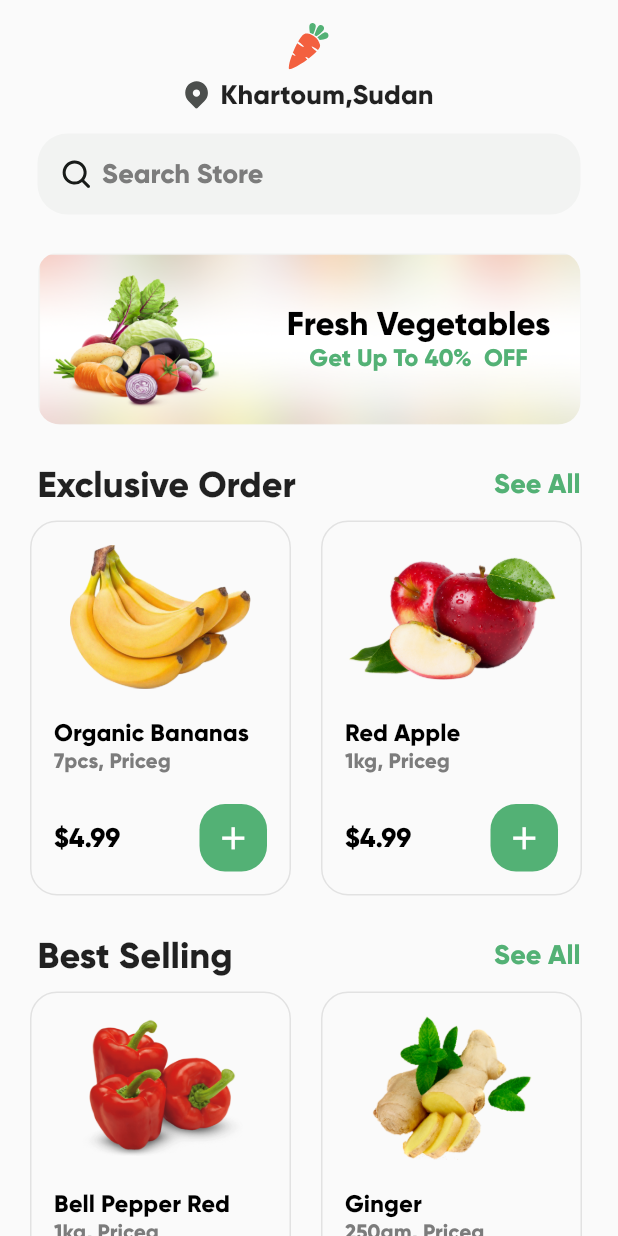
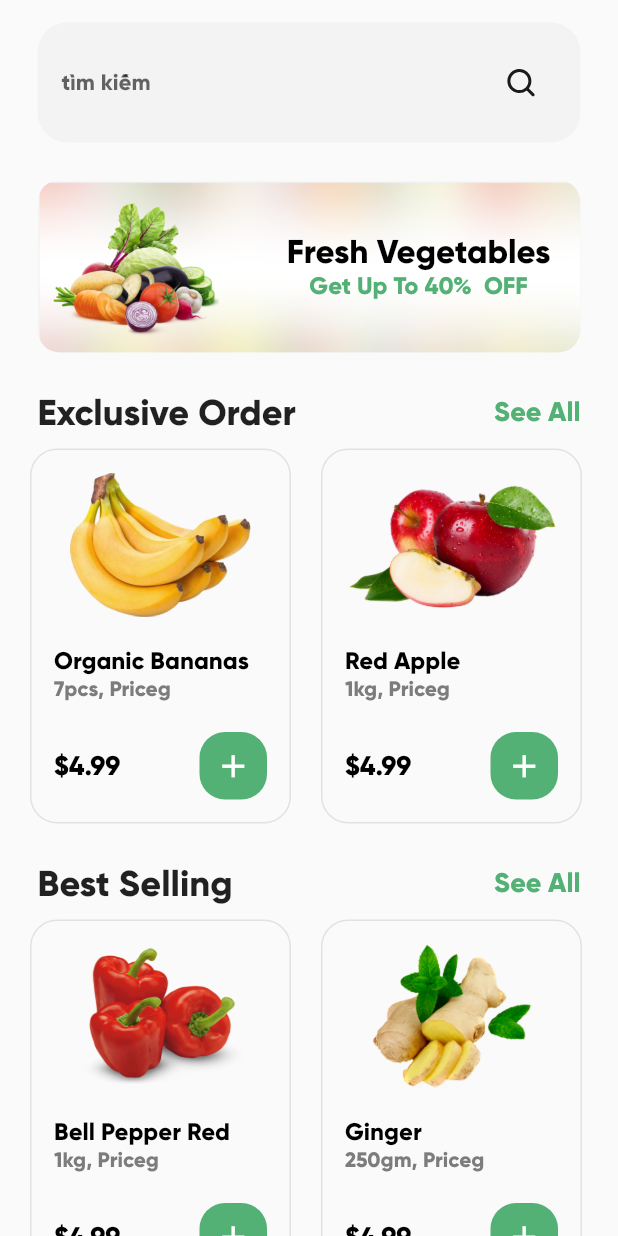
Before and after one commit to asutaka/MyRecipeApp, a Flutter app: the HomeScreen screen opened directly, on a phone screen of 412 x 824 dp. Run offline on Flutter 3.47's test engine with Material 2 defaults, Android fonts, the phone set to English and light mode, and no system bars; our stand-ins replace flutter_svg.

Commit message:
update searchbar

```diff
--- a/recipe_app/lib/screens/explore_screen.dart
+++ b/recipe_app/lib/screens/explore_screen.dart
@@ -37,16 +37,6 @@ class ExploreScreen extends StatelessWidget {
   Widget getHeader() {
     return Column(
       children: [
-        SizedBox(
-          height: 20,
-        ),
-        Center(
-          child: AppText(
-            text: "Find Products",
-            fontSize: 20,
-            fontWeight: FontWeight.bold,
-          ),
-        ),
         SizedBox(
           height: 20,
         ),
--- a/recipe_app/lib/screens/home/home_screen.dart
+++ b/recipe_app/lib/screens/home/home_screen.dart
@@ -19,14 +19,6 @@ class HomeScreen extends StatelessWidget {
             child: Center(
               child: Column(
                 children: [
-                  SizedBox(
-                    height: 15,
-                  ),
-                  SvgPicture.asset("assets/icons/app_icon_color.svg"),
-                  SizedBox(
-                    height: 5,
-                  ),
-                  padded(locationWidget()),
                   SizedBox(
                     height: 15,
                   ),
@@ -158,23 +150,4 @@ class HomeScreen extends StatelessWidget {
       ],
     );
   }
-
-  Widget locationWidget() {
-    String locationIconPath = "assets/icons/location_icon.svg";
-    return Row(
-      mainAxisAlignment: MainAxisAlignment.center,
-      children: [
-        SvgPicture.asset(
-          locationIconPath,
-        ),
-        SizedBox(
-          width: 8,
-        ),
-        Text(
-          "Khartoum,Sudan",
-          style: TextStyle(fontSize: 18, fontWeight: FontWeight.bold),
-        )
-      ],
-    );
-  }
 }
--- a/recipe_app/lib/widgets/search_bar_widget.dart
+++ b/recipe_app/lib/widgets/search_bar_widget.dart
@@ -15,22 +15,32 @@ class SearchBarWidget extends StatelessWidget {
       ),
       child: Row(
         mainAxisAlignment: MainAxisAlignment.start,
-        children: [
-          SvgPicture.asset(
-            searchIcon,
+        children: <Widget>[
+          Flexible(
+            child: TextField(
+              decoration: const InputDecoration(
+                  hintText: "tìm kiếm", border: InputBorder.none),
+              style: TextStyle(
+                  fontSize: 15,
+                  fontWeight: FontWeight.bold,
+                  color: Color(0xFF7C7C7C)),
+            ),
           ),
-          SizedBox(
-            width: 8,
-          ),
-          Text(
-            "Search Store",
-            style: TextStyle(
-                fontSize: 18,
-                fontWeight: FontWeight.bold,
-                color: Color(0xFF7C7C7C)),
-          )
+          IconButton(
+              onPressed: onTap,
+              icon: SvgPicture.asset(
+                searchIcon,
+              ))
+
+          // SvgPicture.asset(
+          //   searchIcon,
+          // ),
         ],
       ),
     );
   }
+
+  void onTap() {
+    print("onTap called.");
+  }
 }
```
